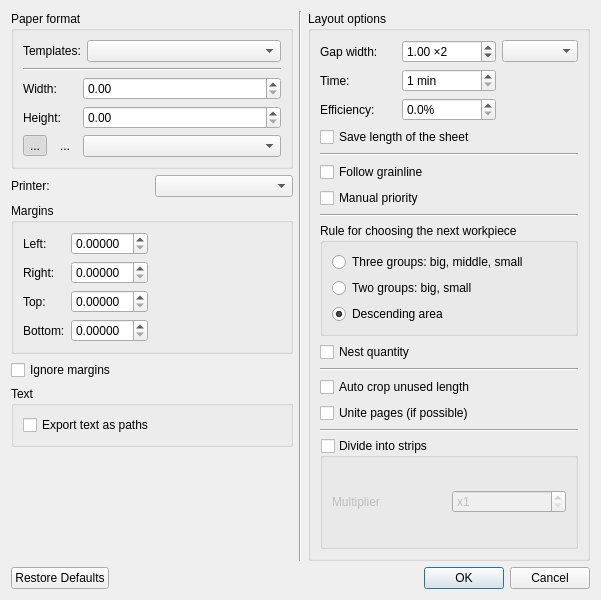
Above: src/app/valentina/dialogs/dialoglayoutsettings.ui from OpnTec/fashionmaker before the change. Below: the same form after it.
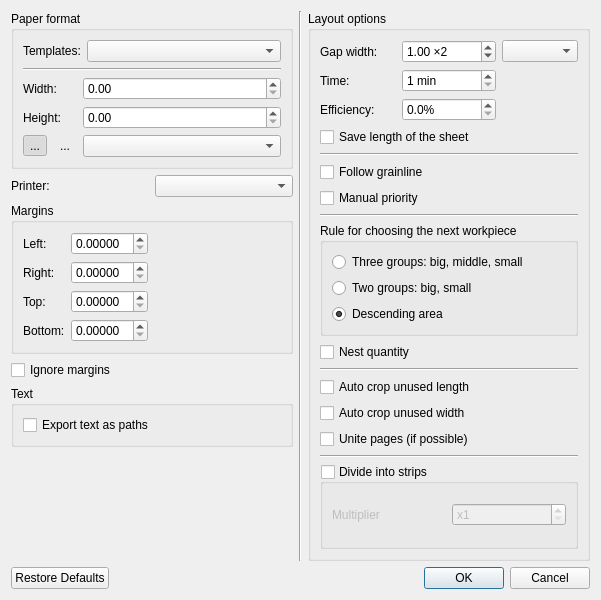
That is the form after the change. Icons and pictures are not drawn.

Commit message:
New command line option --cropWidth. Helps to crop unused width of paper.
branch : develop

Patch:
```diff
--- a/src/app/valentina/dialogs/dialoglayoutsettings.ui
+++ b/src/app/valentina/dialogs/dialoglayoutsettings.ui
@@ -549,6 +549,13 @@
           </property>
          </widget>
         </item>
+        <item>
+         <widget class="QCheckBox" name="checkBoxAutoCropWidth">
+          <property name="text">
+           <string>Auto crop unused width</string>
+          </property>
+         </widget>
+        </item>
         <item>
          <widget class="QCheckBox" name="checkBoxUnitePages">
           <property name="text">
```
Left out of the diff: 2 changed lines with no effect on the pictures. The commit also changes 15 other files.
